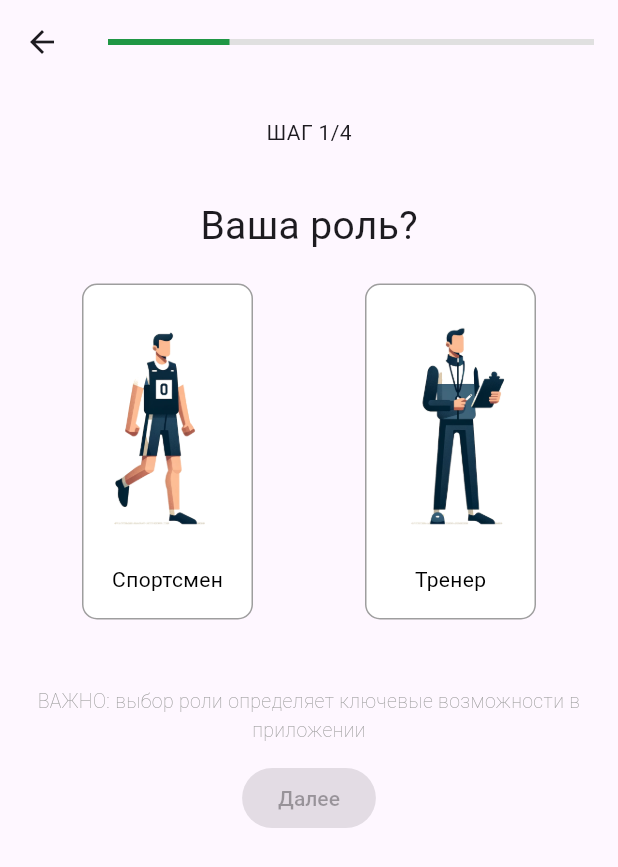
After one commit to GEO-ggm/fitnessgo, a Flutter app: the ProfileSetupScreen screen opened directly, on a phone screen of 412 x 824 dp. The commit adds this screen. Shown: the top 867 px of the screen. Run offline on Flutter 3.47's test engine with Material 3 defaults, Android fonts, the phone set to English and light mode, and no system bars; our stand-ins replace firebase_auth, firebase_core; accounts and stored records are empty; Roboto replaces fonts that are missing (Montserrat); project files that could hold a hidden picture were left out.

Commit message:
new file:   assets/1.png 	new file:   assets/2.png 	modified:   ios/Podfile.lock 	modified:   ios/Runner.xcodeproj/project.pbxproj 	modified:   ios/Runner/Base.lproj/Main.storyboard 	new file:   lib/email_verification_screen.dart 	modified:   lib/main.dart 	new file:   lib/main_set_category_screen.dart 	new file:   lib/main_set_screen.dart 	modified:   lib/registration_screen.dart 	modified:   lib/reset_password_screen.dart 	modified:   pubspec.lock 	modified:   pubspec.yaml

```diff
--- a/lib/main.dart
+++ b/lib/main.dart
@@ -3,9 +3,9 @@
 import 'package:fitnessgo/registration_screen.dart';
 import 'package:fitnessgo/reset_password_screen.dart';
 import 'package:flutter/material.dart';
-import 'package:flutter/widgets.dart';
 import 'package:firebase_core/firebase_core.dart';
 import 'firebase_options.dart';
+
 
 
  void main() async {
--- /dev/null
+++ b/lib/main_set_screen.dart
@@ -0,0 +1,156 @@
+// ignore_for_file: prefer_const_constructors
+
+import 'package:flutter/material.dart';
+import 'main_set_category_screen.dart';
+
+enum UserType { athlete, coach }
+
+
+class ProfileSetupScreen extends StatefulWidget {
+
+
+  @override
+  _ProfileSetupScreenState createState() => _ProfileSetupScreenState();
+}
+
+class _ProfileSetupScreenState extends State<ProfileSetupScreen> with SingleTickerProviderStateMixin{
+  UserType? _selectedUserType;
+  late AnimationController _progressAnimationController;
+
+
+  @override
+  void initState() {
+    super.initState();
+    _progressAnimationController = AnimationController(
+      vsync: this,
+      duration: Duration(seconds: 1), // Продолжительность анимации
+    );
+
+  }
+  @override
+  void didChangeDependencies() {
+    super.didChangeDependencies();
+    // Запускаем анимацию при построении виджета
+    _progressAnimationController.forward();
+  }
+
+  @override
+ Widget build(BuildContext context) {
+    Widget _buildUserTypeButton(String label, String imageAsset, UserType type) {
+      bool isSelected = _selectedUserType == type;
+      return Padding(
+        padding: const EdgeInsets.all(20.0),
+        child: InkWell(
+          onTap: () {
+            setState(() {
+              _selectedUserType = type;
+            });
+          },
+          child: Container(
+            decoration: BoxDecoration(
+              color: isSelected ? Colors.green : Colors.white,
+              border: Border.all(color: Colors.grey),
+              borderRadius: BorderRadius.circular(10.0),
+            ),
+
+
+            padding: EdgeInsets.all(16.0),
+            child: Column(
+              mainAxisSize: MainAxisSize.max,
+              children: [
+                Image.asset(imageAsset, width: 80),
+                SizedBox(height: 10), // Указать правильный размер
+                Text(label, style: TextStyle(color: isSelected ? Colors.white : Colors.black)),
+              ],
+            ),
+          ),
+        ),
+      );
+    }
+
+    return Scaffold(
+      appBar: AppBar(
+        leading: IconButton(
+          icon: Icon(Icons.arrow_back),
+          onPressed: () => Navigator.of(context).pop(),
+        ),
+        title: LinearProgressIndicator(
+          value: 0.25, // Прогресс 1 из 4
+          backgroundColor: Colors.grey[300],
+          valueColor: AlwaysStoppedAnimation<Color>(Color.fromARGB(255, 32, 151, 69)),
+        ),
+      ),
+
+      body: Column(
+        children: <Widget>[
+          Padding(
+            padding: EdgeInsets.all(22.0),
+            child: Text('ШАГ 1/4',
+             style: TextStyle(
+              fontSize: 14,
+              fontWeight: FontWeight.normal,
+              fontFamily: 'Montserrat'
+              )
+              ),
+          ),
+          SizedBox(height: 12),
+
+            Text('Ваша роль?',
+            style: TextStyle(
+              fontWeight: FontWeight.w400,
+              fontSize: 26,
+            ),
+            ),
+
+          Row(
+            mainAxisAlignment: MainAxisAlignment.spaceEvenly,
+            children: [
+              _buildUserTypeButton('Спортсмен', 'assets/2.png', UserType.athlete),
+              _buildUserTypeButton('Тренер', 'assets/1.png', UserType.coach),
+            ],
+          ),
+          Padding(
+            padding: EdgeInsets.only(top:25, left:20, right:20),
+            child: Text(
+             'ВАЖНО: выбор роли определяет ключевые возможности в приложении',
+             textAlign: TextAlign.center,
+             maxLines: 3,
+             style: TextStyle(
+             fontWeight: FontWeight.w200,
+             fontSize: 13,
+             color: Colors.grey,
+            ),
+            ),
+          ),
+          SizedBox(height: 12),
+
+          ElevatedButton(
+            style: ElevatedButton.styleFrom(
+              backgroundColor: Color.fromARGB(255, 6, 98, 77), // цвет кнопки
+              foregroundColor: Colors.white, // цвет содержимого кнопки
+              textStyle: TextStyle(fontFamily: 'Montserrat', fontWeight: FontWeight.w500),
+            ),
+            onPressed: _selectedUserType != null
+                ? () {
+                    // TODO: Действие при нажатии на кнопку Далее
+                    Navigator.push(context, MaterialPageRoute(builder: (context)=> FitnessInterestScreen(
+                      userType:_selectedUserType!,)
+                    ),
+                    );
+
+                  }
+                : null,
+            child: Text('Далее'),
+          ),
+
+        ],
+      ),
+    );
+  }
+   @override
+  void dispose() {
+    _progressAnimationController.dispose();
+    super.dispose();
+
+  }
+}
--- a/lib/reset_password_screen.dart
+++ b/lib/reset_password_screen.dart
@@ -68,7 +68,7 @@ class _ResetPasswordScreenState extends State<ResetPasswordScreen>{
 
               },
 
-              child: Text('Восстановить'),
+
               style: ElevatedButton.styleFrom (
                 foregroundColor: Colors.white,
                 backgroundColor: Color.fromARGB(255, 6, 98, 77),
@@ -77,6 +77,7 @@ class _ResetPasswordScreenState extends State<ResetPasswordScreen>{
                 ),
                 padding: EdgeInsets.symmetric(horizontal: 80, vertical: 15),
               ),
+              child: Text('Восстановить'),
             ),
             TextButton(
               onPressed: () {
```
Also changed, not shown: lib/email_verification_screen.dart (added, +85 -0 lines), lib/main_set_category_screen.dart (added, +95 -0 lines), lib/registration_screen.dart (+8 -3 lines), pubspec.yaml (+5 -2 lines), assets/1.png (added), assets/2.png (added), pubspec.lock, 3 other files.
